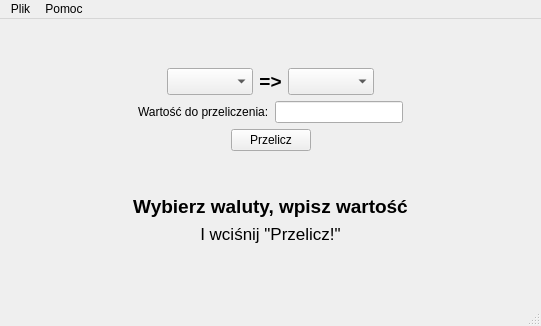
Above: mainwindow.ui from vanbear/KursyWalut before the change. Below: the same form after it.
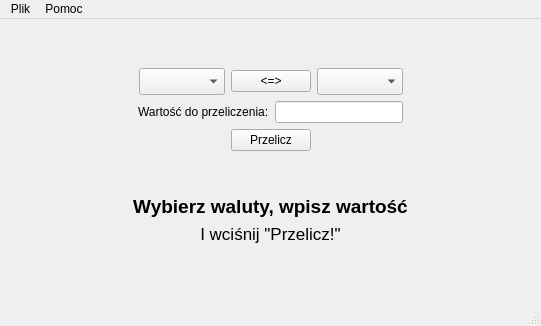
That is the form after the change.

Commit message: Button zamiany miejscami

The edit to the form file:
```diff
--- a/mainwindow.ui
+++ b/mainwindow.ui
@@ -53,20 +53,15 @@
        </widget>
       </item>
       <item>
-       <widget class="QLabel" name="label">
-        <property name="font">
-         <font>
-          <pointsize>14</pointsize>
-          <weight>75</weight>
-          <italic>false</italic>
-          <bold>true</bold>
-         </font>
+       <widget class="QPushButton" name="Button_switch">
+        <property name="sizePolicy">
+         <sizepolicy hsizetype="Preferred" vsizetype="Fixed">
+          <horstretch>0</horstretch>
+          <verstretch>0</verstretch>
+         </sizepolicy>
         </property>
         <property name="text">
-         <string>=&gt;</string>
-        </property>
-        <property name="alignment">
-         <set>Qt::AlignCenter</set>
+         <string>&lt;=&gt;</string>
         </property>
        </widget>
       </item>
```
The commit also changes 3 other files.
